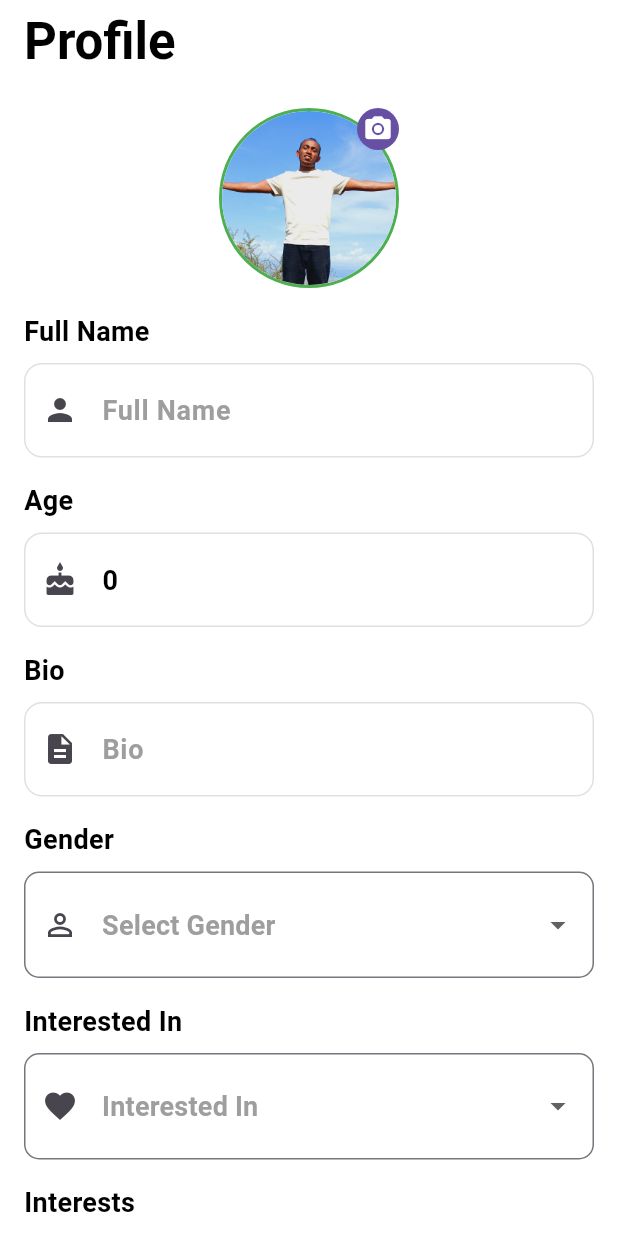
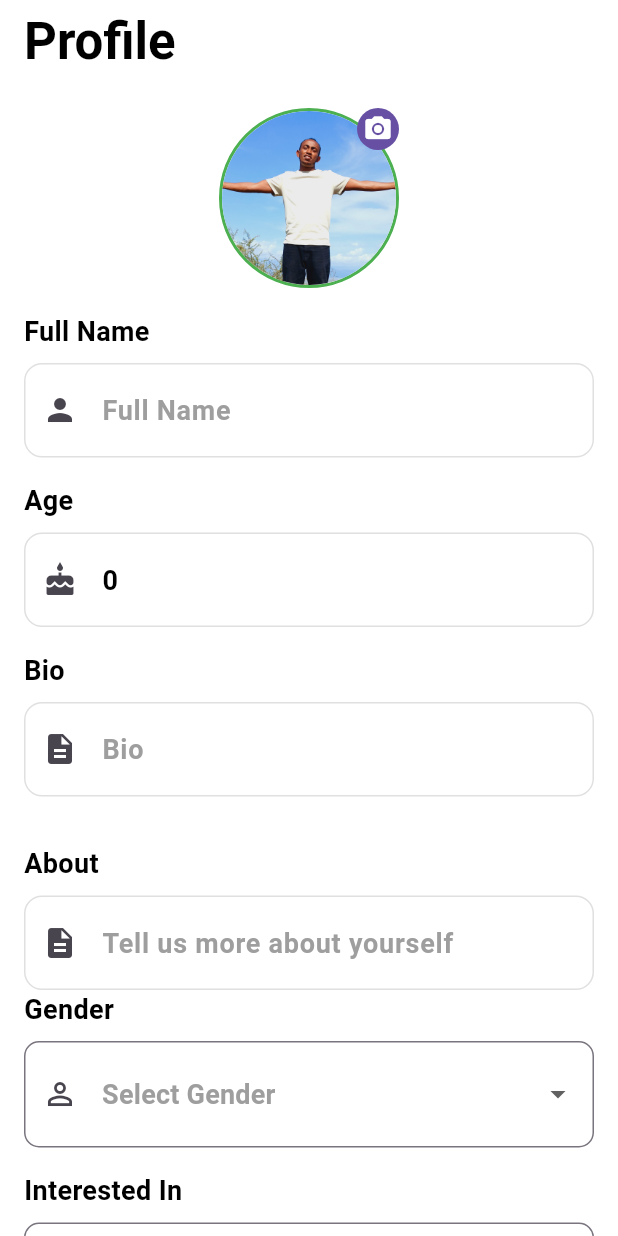
Before and after one commit to Edil-Ayehu/dating_app, a Flutter app: the ProfileScreen screen opened directly, on a phone screen of 412 x 824 dp. Run offline on Flutter 3.47's test engine with Material 3 defaults, Android fonts, the phone set to English and light mode, and no system bars; our stand-ins replace another_flushbar, cloud_firestore, curved_navigation_bar, firebase_auth, firebase_core, firebase_storage and 6 more; missing offline and left inert: swipeable_tile; accounts and stored records are empty.

Commit message:
user details screen updated, about field is added,

```diff
--- a/lib/models/user_model.dart
+++ b/lib/models/user_model.dart
@@ -4,6 +4,7 @@ class UserModel {
   final String email;
   final int age;
   final String bio;
+  final String about;
   final String gender;
   final String interestedIn;
   final List<String> photoUrls;
@@ -15,6 +16,7 @@ class UserModel {
     required this.email,
     required this.age,
     required this.bio,
+    required this.about,
     required this.gender,
     required this.interestedIn,
     required this.photoUrls,
@@ -28,6 +30,7 @@ class UserModel {
       'email': email,
       'age': age,
       'bio': bio,
+      'about': about,
       'gender': gender,
       'interestedIn': interestedIn,
       'photoUrls': photoUrls,
@@ -42,6 +45,7 @@ class UserModel {
       email: map['email'],
       age: map['age'],
       bio: map['bio'],
+      about: map['about'] ?? '',
       gender: map['gender'],
       interestedIn: map['interestedIn'],
       photoUrls: List<String>.from(map['photoUrls'] ?? []),
@@ -55,6 +59,7 @@ class UserModel {
     String? email,
     int? age,
     String? bio,
+    String? about,
     String? gender,
     String? interestedIn,
     List<String>? photoUrls,
@@ -66,6 +71,7 @@ class UserModel {
       email: email ?? this.email,
       age: age ?? this.age,
       bio: bio ?? this.bio,
+      about: about ?? this.about,
       gender: gender ?? this.gender,
       interestedIn: interestedIn ?? this.interestedIn,
       photoUrls: photoUrls ?? this.photoUrls,
--- a/lib/screens/auth/signup_screen.dart
+++ b/lib/screens/auth/signup_screen.dart
@@ -17,6 +17,7 @@ class _SignupScreenState extends State<SignupScreen> {
   final _nameController = TextEditingController();
   final _ageController = TextEditingController();
   final _bioController = TextEditingController();
+  final _aboutController = TextEditingController();
   String _gender = '';
   String _interestedIn = '';
   bool _isLoading = false;
@@ -29,6 +30,7 @@ class _SignupScreenState extends State<SignupScreen> {
     _nameController.dispose();
     _ageController.dispose();
     _bioController.dispose();
+    _aboutController.dispose();
     super.dispose();
   }
 
@@ -56,6 +58,7 @@ class _SignupScreenState extends State<SignupScreen> {
           interestedIn: _interestedIn,
           photoUrls: [],
           interests: [],
+          about: _aboutController.text,
         );
 
         // Store user profile in Firestore
--- a/lib/screens/profile/profile_screen.dart
+++ b/lib/screens/profile/profile_screen.dart
@@ -15,6 +15,7 @@ class _ProfileScreenState extends State<ProfileScreen> {
   late TextEditingController _ageController;
   late TextEditingController _bioController;
   late TextEditingController _interestController;
+  late TextEditingController _aboutController;
 
   String _gender = '';
   String _interestedIn = '';
@@ -41,6 +42,7 @@ class _ProfileScreenState extends State<ProfileScreen> {
         _nameController = TextEditingController(text: _user!.name);
         _ageController = TextEditingController(text: _user!.age.toString());
         _bioController = TextEditingController(text: _user!.bio);
+        _aboutController = TextEditingController(text: _user!.about);
         _gender = _user!.gender;
         _interestedIn = _user!.interestedIn;
         _interests = _user!.interests;
@@ -141,6 +143,7 @@ class _ProfileScreenState extends State<ProfileScreen> {
           name: _nameController.text,
           age: int.parse(_ageController.text),
           bio: _bioController.text,
+          about: _aboutController.text, // Add this line
           gender: _gender,
           interestedIn: _interestedIn,
           photoUrls: photoUrls,
@@ -333,6 +336,16 @@ class _ProfileScreenState extends State<ProfileScreen> {
                               value!.isEmpty ? 'Bio is required' : null,
                         ),
                         SizedBox(height: 16),
+                        SizedBox(height: 16),
+                        Text('About',
+                            style:
+                                TextStyle(fontSize: 18, color: Colors.black)),
+                        SizedBox(height: 8),
+                        CustomTextField(
+                          controller: _aboutController,
+                          hintText: 'Tell us more about yourself',
+                          icon: Icons.description,
+                        ),
                         Text('Gender',
                             style:
                                 TextStyle(fontSize: 18, color: Colors.black)),
--- a/pubspec.yaml
+++ b/pubspec.yaml
@@ -51,6 +51,7 @@ dependencies:
   google_fonts: ^6.2.1
   curved_navigation_bar: ^1.0.6
   carousel_slider: ^5.0.0
+  cached_network_image: ^3.4.1
 
 dev_dependencies:
   flutter_test:
```
Also changed, not shown: lib/screens/user_details_screen.dart (+130 -34 lines), pubspec.lock.
